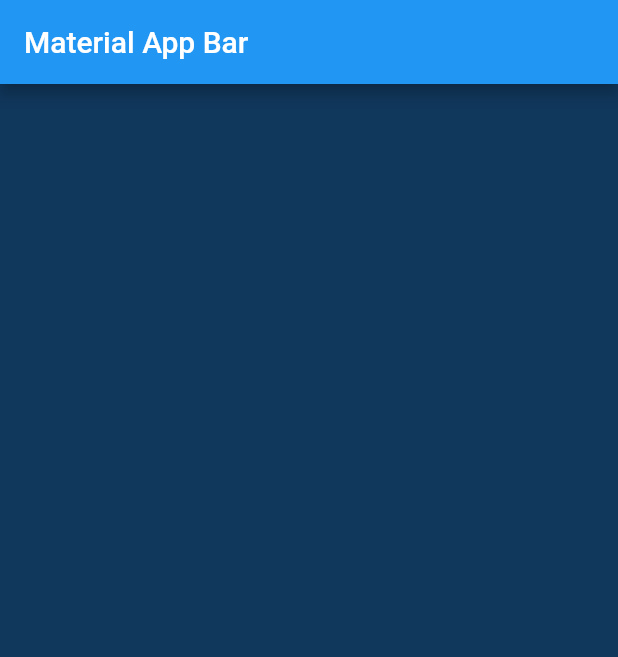
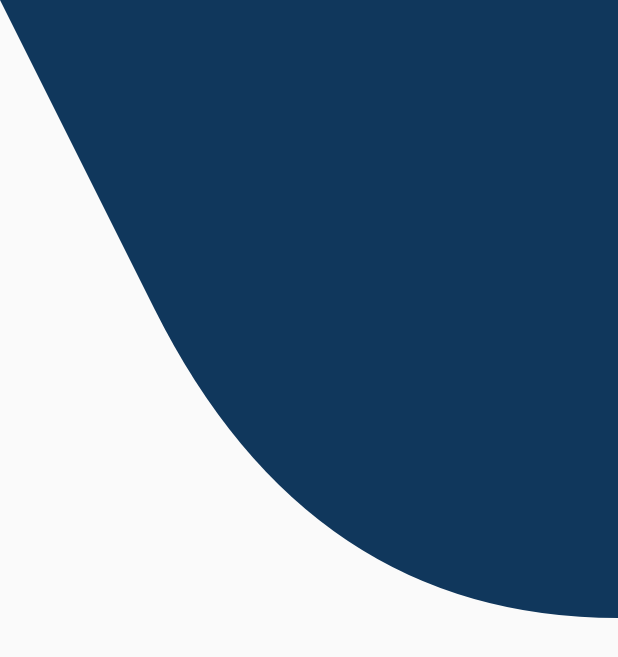
Before and after one commit to shubhangi-singh21/login_auth, a Flutter app: the screen it shows after launch, on a phone screen of 412 x 824 dp. Shown: the top 657 px of the screen. Run offline on Flutter 3.47's test engine with Material 2 defaults, Android fonts, the phone set to English and light mode, and no system bars.

```diff
--- a/lib/main.dart
+++ b/lib/main.dart
@@ -10,11 +10,7 @@ class MyApp extends StatelessWidget {
     // TODO: implement build
     return MaterialApp(
       title: 'Material App',
-      home: Scaffold(
-          appBar: AppBar(
-            title: Text('Material App Bar'),
-          ),
-          body: AuthScreen()),
+      home: Scaffold(body: AuthScreen()),
     );
   }
 }
--- a/lib/screens/background_painter.dart
+++ b/lib/screens/background_painter.dart
@@ -2,14 +2,67 @@ import 'package:flutter/rendering.dart';
 import 'package:login_page_auth/config/palette.dart';
 
 class BackgroundPainter extends CustomPainter {
+  BackgroundPainter()
+      : bluePaint = Paint()
+          ..color = Palette.darkBlue
+          ..style = PaintingStyle.fill,
+        seabluePaint = Paint()
+          ..color = Palette.seaBlue
+          ..style = PaintingStyle.fill,
+        yellowPaint = Paint()
+          ..color = Palette.yellow
+          ..style = PaintingStyle.fill;
+
+  final Paint bluePaint;
+  final Paint seabluePaint;
+  final Paint yellowPaint;
+
   @override
   void paint(Canvas canvas, Size size) {
-    print(size);
-    canvas.drawPaint(Paint()..color = Palette.darkBlue);
+    print('printing');
+    paintBlue(canvas, size);
+  }
+
+  void paintBlue(Canvas canvas, Size size) {
+    final path = Path();
+    path.moveTo(size.width, size.height / 2);
+    path.lineTo(size.width, 0);
+    path.lineTo(0, 0);
+    _addPointsToPath(path, [
+      Point(0, 0),
+      Point(size.width / 2, size.height / 2),
+      Point(size.width, size.height / 2),
+    ]);
+
+    canvas.drawPath(path, bluePaint);
   }
 
   @override
   bool shouldRepaint(CustomPainter oldDelegate) {
     return true;
   }
+
+  void _addPointsToPath(Path path, List<Point> points) {
+    if (points.length < 3) {
+      throw UnsupportedError('Need three or more points to create path');
+    }
+
+    for (var i = 0; i < points.length - 2; i++) {
+      final xc = (points[i].x + points[i + 1].x) / 2;
+      final yc = (points[i].y + points[i + 1].y) / 2;
+      path.quadraticBezierTo(points[i].x, points[i].y, xc, yc);
+    }
+    //to connect last 2 points
+    path.quadraticBezierTo(
+        points[points.length - 2].x,
+        points[points.length - 2].y,
+        points[points.length - 1].x,
+        points[points.length - 1].y);
+  }
 }
+
+class Point {
+  final double x;
+  final double y;
+  Point(this.x, this.y);
+}
```
